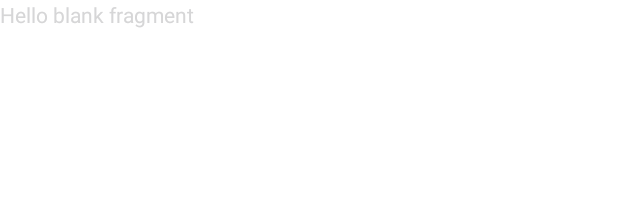
After one commit to maxdexter84/MyTelegram, an Android app: the layout fragment_chats.xml on its own in the app's theme, with its tools: preview values and no code run, on a phone screen of 412 x 824 dp. The commit adds this screen. Shown: the top 197 px of the screen. Run offline under Robolectric (Android 15) with nearby library versions, the phone set to English and light mode, and no system bars.

Commit message:
создал фрагменты ChatsFragment.kt и SettingsFragment.kt

```diff
--- a/app/src/main/java/com/maxdexter/mytelegram/MainActivity.kt
+++ b/app/src/main/java/com/maxdexter/mytelegram/MainActivity.kt
@@ -7,10 +7,10 @@ import android.view.View
 import android.widget.Toast
 import androidx.appcompat.widget.Toolbar
 import com.maxdexter.mytelegram.databinding.ActivityMainBinding
+import com.maxdexter.mytelegram.ui.ChatsFragment
 import com.mikepenz.materialdrawer.AccountHeader
 import com.mikepenz.materialdrawer.AccountHeaderBuilder
 import com.mikepenz.materialdrawer.Drawer
-import com.mikepenz.materialdrawer.Drawer.OnDrawerItemClickListener
 import com.mikepenz.materialdrawer.DrawerBuilder
 import com.mikepenz.materialdrawer.model.DividerDrawerItem
 import com.mikepenz.materialdrawer.model.PrimaryDrawerItem
@@ -28,6 +28,7 @@ class MainActivity : AppCompatActivity() {
         binding = ActivityMainBinding.inflate(layoutInflater)
         setContentView(binding.root)
         context = this
+        supportFragmentManager.beginTransaction().replace(R.id.fragment_container, ChatsFragment()).commit()
 
     }
 
--- /dev/null
+++ b/app/src/main/res/layout/fragment_chats.xml
@@ -0,0 +1,20 @@
+<?xml version="1.0" encoding="utf-8"?>
+<layout
+    xmlns:android="http://schemas.android.com/apk/res/android"
+    xmlns:tools="http://schemas.android.com/tools">
+
+<androidx.constraintlayout.widget.ConstraintLayout
+    android:layout_width="match_parent"
+    android:layout_height="match_parent"
+    tools:context=".ui.ChatsFragment">
+
+
+    <TextView
+        android:layout_width="match_parent"
+        android:layout_height="match_parent"
+        android:textColor="@color/md_black_1000"
+        android:text="@string/hello_blank_fragment" />
+
+</androidx.constraintlayout.widget.ConstraintLayout>
+
+</layout>
--- a/app/src/main/res/values/strings.xml
+++ b/app/src/main/res/values/strings.xml
@@ -1,3 +1,5 @@
 <resources>
     <string name="app_name">MyTelegram</string>
+    <!-- TODO: Remove or change this placeholder text -->
+    <string name="hello_blank_fragment">Hello blank fragment</string>
 </resources>
--- a/app/src/main/res/values/styles.xml
+++ b/app/src/main/res/values/styles.xml
@@ -1,10 +1,11 @@
 <resources>
     <!-- Base application theme. -->
-    <style name="AppThemeLight" parent="MaterialDrawerTheme.Light">
+    <style name="AppThemeLight" parent="MaterialDrawerTheme">
         <!-- Customize your theme here. -->
         <item name="colorPrimary">@color/colorPrimary</item>
         <item name="colorPrimaryDark">@color/colorPrimaryDark</item>
         <item name="colorAccent">@color/colorAccent</item>
+        <item name="android:colorBackground">@color/white</item>
 
 
         <!-- MaterialDrawer specific values -->
@@ -27,4 +28,5 @@
 
     </style>
 
+    <color name="white">#FFFFFF</color>
 </resources>
```
Also changed, not shown: app/src/main/java/com/maxdexter/mytelegram/ui/ChatsFragment.kt (added, +27 -0 lines), app/src/main/java/com/maxdexter/mytelegram/ui/SettingsFragment.kt (added, +27 -0 lines), app/src/main/res/layout/activity_main.xml (+9 -0 lines), app/src/main/res/layout/fragment_settings.xml (added, +18 -0 lines).
